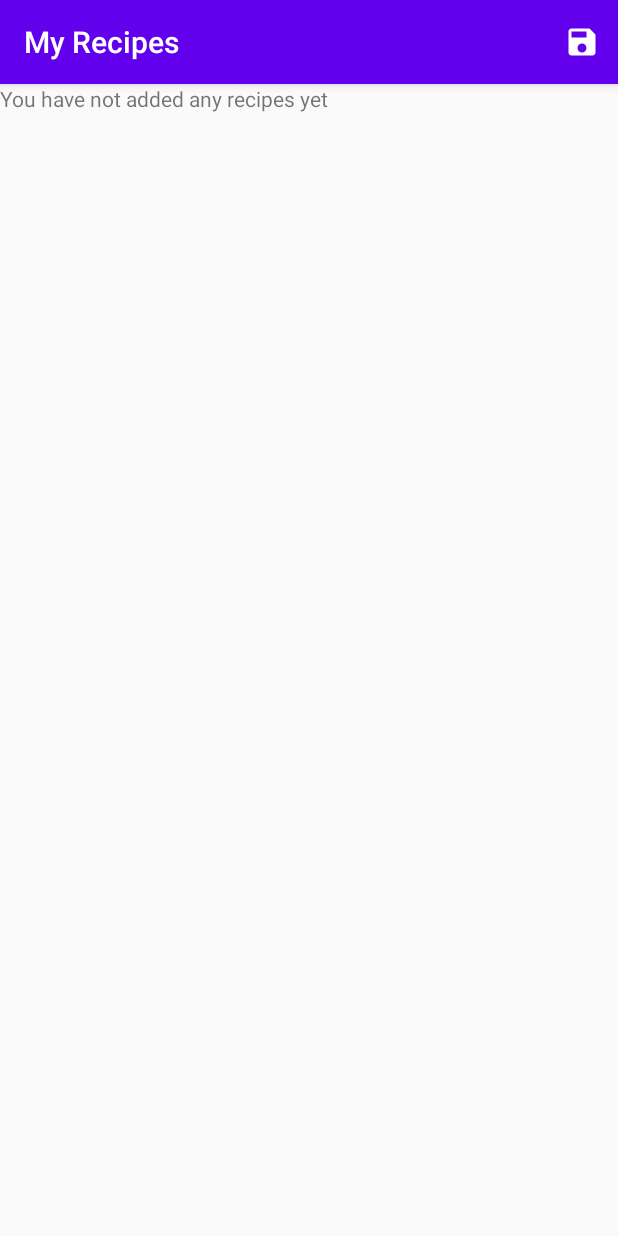
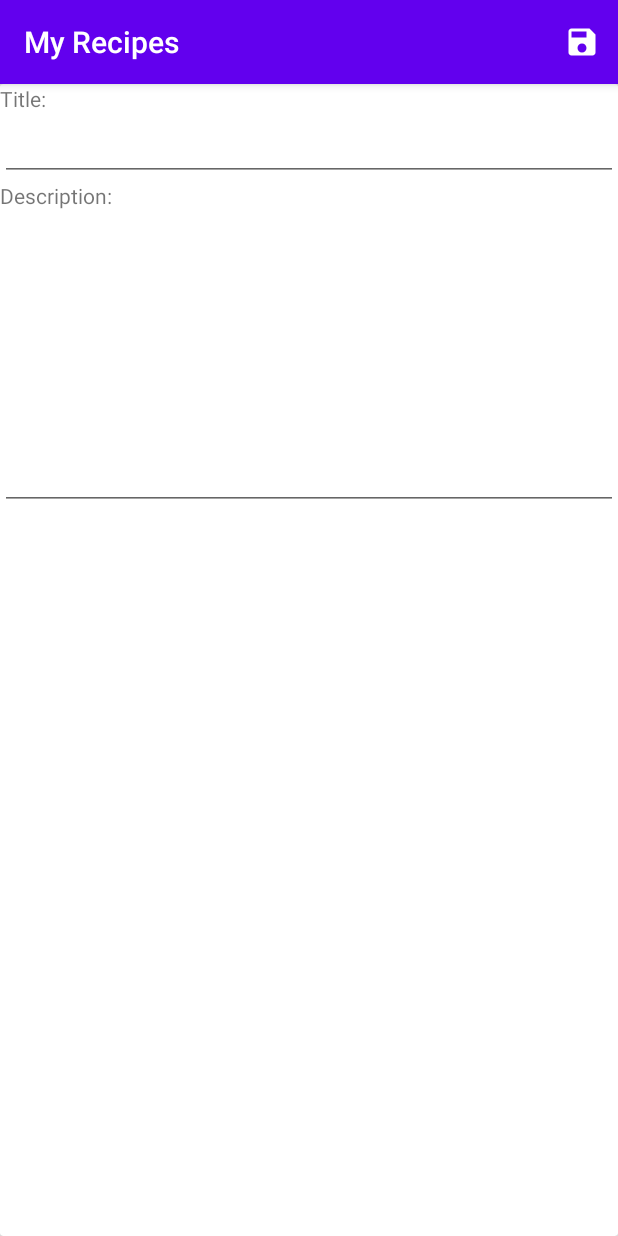
Before and after one commit to AparnaPattathil/My_Recipes, an Android app: the AddRecipeFragment screen opened through its navigation route, on a phone screen of 412 x 824 dp. Run offline under Robolectric (Android 15) with nearby library versions, the phone set to English and light mode, and no system bars; our stand-ins replace data binding.

Commit message:
add recycler view and add recipes fragment

```diff
--- a/app/build.gradle
+++ b/app/build.gradle
@@ -60,5 +60,11 @@ dependencies {
     //Coroutines
     implementation 'org.jetbrains.kotlinx:kotlinx-coroutines-core:1.3.7'
 
+    //Android Room
+    implementation "androidx.room:room-runtime:2.2.5"
+    implementation "androidx.room:room-ktx:2.2.5"
+    kapt "androidx.room:room-compiler:2.2.5"
 
+    implementation 'com.github.bumptech.glide:glide:4.11.0'
+    annotationProcessor 'com.github.bumptech.glide:compiler:4.11.0'
 }
--- a/app/src/main/java/com/example/android/myrecipes/AddRecipeFragment.kt
+++ b/app/src/main/java/com/example/android/myrecipes/AddRecipeFragment.kt
@@ -3,8 +3,13 @@ package com.example.android.myrecipes
 import android.os.Bundle
 import android.view.*
 import androidx.fragment.app.Fragment
+import androidx.lifecycle.ViewModelProviders
+import androidx.navigation.findNavController
 
 class AddRecipeFragment : Fragment() {
+
+    private lateinit var factory: AddRecipesViewModelFactory
+    private lateinit var viewModel: AddRecipesViewModel
 
     override fun onCreate(savedInstanceState: Bundle?) {
         super.onCreate(savedInstanceState)
@@ -18,8 +23,28 @@ class AddRecipeFragment : Fragment() {
         return inflater.inflate(R.layout.fragment_add_recipe, container, false)
     }
 
+    override fun onActivityCreated(savedInstanceState: Bundle?) {
+        super.onActivityCreated(savedInstanceState)
+        val repository = RecipesRepository()
+        factory = AddRecipesViewModelFactory(repository)
+        viewModel = ViewModelProviders.of(this, factory).get(AddRecipesViewModel::class.java)
+
+    }
+
     override fun onCreateOptionsMenu(menu: Menu, inflater: MenuInflater) {
         super.onCreateOptionsMenu(menu, inflater)
         inflater.inflate(R.menu.save_menu, menu)
     }
+
+    override fun onOptionsItemSelected(item: MenuItem): Boolean = when (item.itemId) {
+        R.id.action_save -> {
+            view!!.findNavController()
+                .navigate(R.id.action_addRecipeFragment_to_allRecipesFragment)
+            viewModel.storeRecipe()
+
+            true
+        }
+        else -> super.onOptionsItemSelected(item)
+    }
+
 }
--- /dev/null
+++ b/app/src/main/java/com/example/android/myrecipes/AddRecipesViewModel.kt
@@ -0,0 +1,21 @@
+package com.example.android.myrecipes
+
+import androidx.lifecycle.ViewModel
+import kotlinx.coroutines.Job
+
+class AddRecipesViewModel(private val repository: RecipesRepository) : ViewModel() {
+    private lateinit var job: Job
+
+    var recipeName: String = ""
+    var recipeDescription: String = ""
+
+
+    fun storeRecipe() {
+        job = Coroutines.ioThenMain(
+            { repository.storeRecipe(Recipe(recipeName, recipeDescription)) },
+            {
+                Recipe(recipeName, recipeDescription)
+            }
+        )
+    }
+}
--- /dev/null
+++ b/app/src/main/java/com/example/android/myrecipes/AddRecipesViewModelFactory.kt
@@ -0,0 +1,13 @@
+package com.example.android.myrecipes
+
+import androidx.lifecycle.ViewModel
+import androidx.lifecycle.ViewModelProvider
+
+@Suppress("UNCHECKED_CAST")
+class AddRecipesViewModelFactory(private val repository: RecipesRepository) :
+    ViewModelProvider.NewInstanceFactory() {
+
+    override fun <T : ViewModel?> create(modelClass: Class<T>): T {
+        return AddRecipesViewModel(repository) as T
+    }
+}
--- a/app/src/main/java/com/example/android/myrecipes/AllRecipesFragment.kt
+++ b/app/src/main/java/com/example/android/myrecipes/AllRecipesFragment.kt
@@ -37,7 +37,7 @@ class AllRecipesFragment : Fragment() {
             recycler_view_recipes.also {
                 it.layoutManager = LinearLayoutManager(requireContext())
                 it.setHasFixedSize(true)
-                it.adapter = RecipesAdapter(recipes)
+                it.adapter = RecipesAdapter(MockData().recipes)
             }
 
         })
--- a/app/src/main/java/com/example/android/myrecipes/AllRecipesViewModel.kt
+++ b/app/src/main/java/com/example/android/myrecipes/AllRecipesViewModel.kt
@@ -23,6 +23,8 @@ class AllRecipesViewModel(private val repository: RecipesRepository) : ViewModel
         )
     }
 
+
+
     override fun onCleared() {
         super.onCleared()
         if (::job.isInitialized) job.cancel()
--- /dev/null
+++ b/app/src/main/java/com/example/android/myrecipes/BindingUtils.kt
@@ -0,0 +1,12 @@
+package com.example.android.myrecipes
+
+import android.widget.ImageView
+import androidx.databinding.BindingAdapter
+import com.bumptech.glide.Glide
+
+@BindingAdapter("images")
+fun loadImage(view: ImageView, url: String) {
+    Glide.with(view)
+        .load(url)
+        .into(view)
+}
--- a/app/src/main/java/com/example/android/myrecipes/Recipe.kt
+++ b/app/src/main/java/com/example/android/myrecipes/Recipe.kt
@@ -1,3 +1,4 @@
 package com.example.android.myrecipes
 
+
 data class Recipe(val name: String, val description: String)
--- a/app/src/main/java/com/example/android/myrecipes/RecipesAdapter.kt
+++ b/app/src/main/java/com/example/android/myrecipes/RecipesAdapter.kt
@@ -27,6 +27,6 @@ class RecipesAdapter(private val recipes: List<Recipe>) :
 
     inner class RecipesViewHolder(
         val recipeDetailsItemBinding: RecipeDetailsItemBinding
-    ) : RecyclerView.ViewHolder(recipeDetailsItemBinding.root) {
+    ) : RecyclerView.ViewHolder(recipeDetailsItemBinding.root){
     }
 }
--- a/app/src/main/res/layout/fragment_add_recipe.xml
+++ b/app/src/main/res/layout/fragment_add_recipe.xml
@@ -1,14 +1,62 @@
 <?xml version="1.0" encoding="utf-8"?>
-<FrameLayout xmlns:android="http://schemas.android.com/apk/res/android"
-    xmlns:tools="http://schemas.android.com/tools"
-    android:layout_width="match_parent"
-    android:layout_height="match_parent"
-    tools:context=".AddRecipeFragment">
+<layout xmlns:android="http://schemas.android.com/apk/res/android"
+    xmlns:tools="http://schemas.android.com/tools">
 
-    <!-- TODO: Update blank fragment layout -->
-    <TextView
+    <data>
+
+        <variable
+            name="viewmodel"
+            type="com.example.android.myrecipes.AddRecipesViewModel" />
+    </data>
+
+    <FrameLayout
         android:layout_width="match_parent"
         android:layout_height="match_parent"
-        android:text="@string/hello_blank_fragment" />
+        tools:context=".AddRecipeFragment">
 
-</FrameLayout>
+        <androidx.cardview.widget.CardView
+            android:layout_width="match_parent"
+            android:layout_height="match_parent"
+            tools:context=".AddRecipeFragment">
+
+            <LinearLayout
+                android:layout_width="match_parent"
+                android:layout_height="match_parent"
+                android:orientation="vertical">
+
+                <TextView
+                    android:id="@+id/recipe_name_label"
+                    android:layout_width="match_parent"
+                    android:layout_height="wrap_content"
+                    android:text="@string/recipe_name_label" />
+
+                <EditText
+                    android:id="@+id/add_recipe_title"
+                    android:layout_width="match_parent"
+                    android:layout_height="wrap_content"
+                    android:ems="10"
+                    android:inputType="textPersonName"
+                    android:text="@={viewmodel.recipeName}" />
+
+                <TextView
+                    android:id="@+id/recipe_description_label"
+                    android:layout_width="match_parent"
+                    android:layout_height="wrap_content"
+                    android:text="@string/title_description_label" />
+
+                <EditText
+                    android:id="@+id/add_recipe_description"
+                    android:layout_width="match_parent"
+                    android:layout_height="200dp"
+                    android:ems="10"
+                    android:gravity="start|top"
+                    android:inputType="textMultiLine"
+                    android:text="@={viewmodel.recipeDescription}" />
+
+            </LinearLayout>
+
+        </androidx.cardview.widget.CardView>
+
+
+    </FrameLayout>
+</layout>
--- a/app/src/main/res/layout/recipe_details_item.xml
+++ b/app/src/main/res/layout/recipe_details_item.xml
@@ -6,6 +6,10 @@
         <variable
             name="recipe"
             type="com.example.android.myrecipes.Recipe" />
+
+        <variable
+            name="image"
+            type="com.example.android.myrecipes.Image" />
     </data>
 
     <androidx.cardview.widget.CardView
@@ -21,13 +25,13 @@
                 android:id="@+id/recipe_name"
                 android:layout_width="match_parent"
                 android:layout_height="wrap_content"
-                android:text="@{recipe.name}"/>
+                android:text="@{recipe.name}" />
 
             <TextView
                 android:id="@+id/recipe_description"
                 android:layout_width="match_parent"
                 android:layout_height="95dp"
-                android:text="@{recipe.description}"/>
+                android:text="@{recipe.description}" />
 
         </LinearLayout>
     </androidx.cardview.widget.CardView>
--- a/app/src/main/res/navigation/main_navigation.xml
+++ b/app/src/main/res/navigation/main_navigation.xml
@@ -18,5 +18,9 @@
         android:id="@+id/addRecipeFragment"
         android:name="com.example.android.myrecipes.AddRecipeFragment"
         android:label="fragment_add_recipe"
-        tools:layout="@layout/fragment_add_recipe" />
+        tools:layout="@layout/fragment_add_recipe" >
+        <action
+            android:id="@+id/action_addRecipeFragment_to_allRecipesFragment"
+            app:destination="@id/allRecipesFragment" />
+    </fragment>
 </navigation>
--- a/app/src/main/res/values/strings.xml
+++ b/app/src/main/res/values/strings.xml
@@ -4,4 +4,6 @@
     <string name="hello_blank_fragment">You have not added any recipes yet</string>
     <string name="action_add">ADD</string>
     <string name="action_save">SAVE</string>
+    <string name="recipe_name_label">Title:</string>
+    <string name="title_description_label">Description:</string>
 </resources>
```
